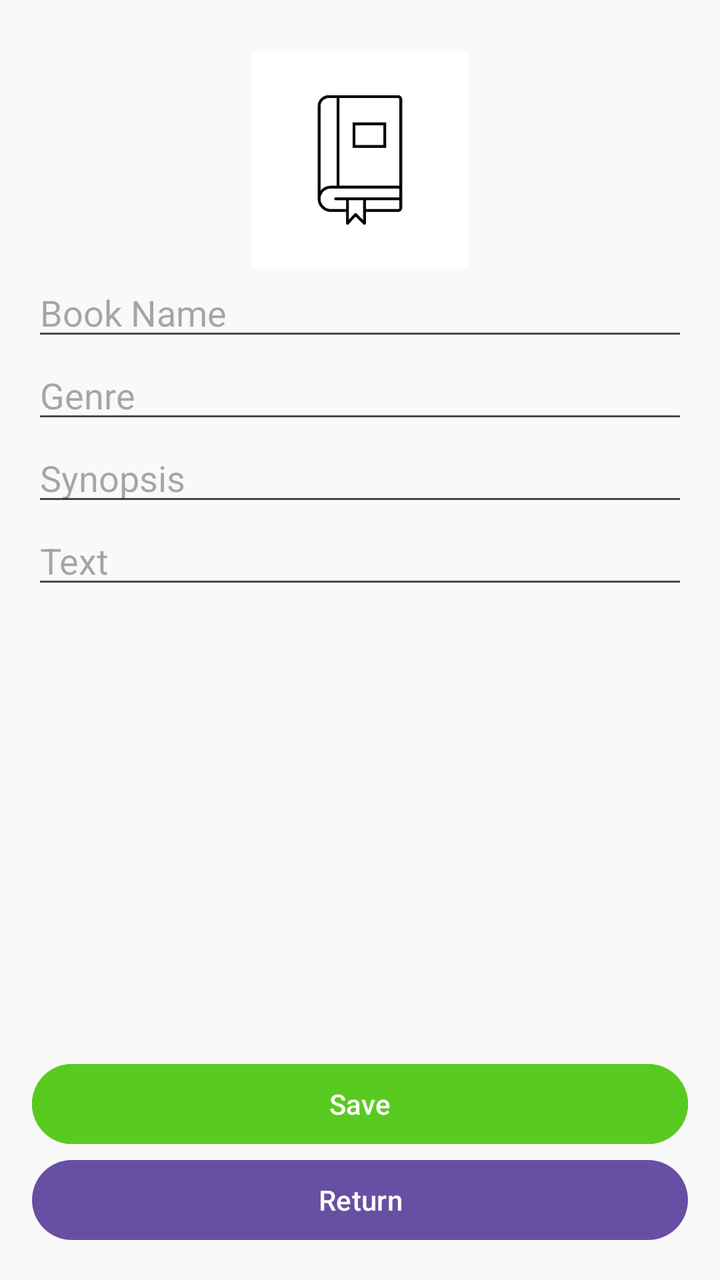
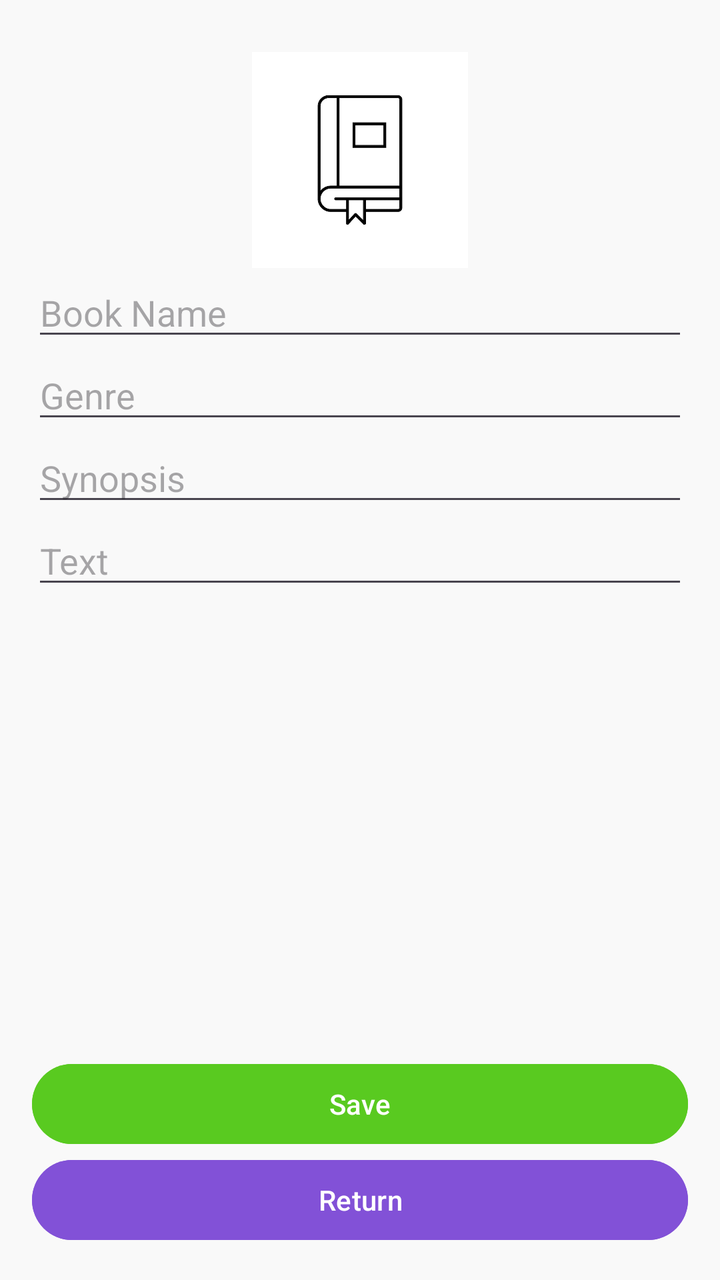

An Android layout rendered at two revisions. The XML below is the earlier revision; the diff shows what the commit changed to produce the second picture.
<!-- AndroidManifest.xml: application theme Theme.BibliotecaVirtual -->
<!-- res/layout/activity_cadastro.xml -->
<?xml version="1.0" encoding="utf-8"?>
<androidx.constraintlayout.widget.ConstraintLayout xmlns:android="http://schemas.android.com/apk/res/android"
    xmlns:tools="http://schemas.android.com/tools"
    android:layout_width="match_parent"
    android:layout_height="match_parent"
    xmlns:app="http://schemas.android.com/apk/res-auto"
    android:orientation="vertical"
    android:background="#F9F9F9"
    android:padding="16dp"
    tools:context=".ui.CadastroActivity">
    <ImageView
        android:id="@+id/imgFoto"
        android:layout_width="108dp"
        android:layout_height="108dp"
        android:src="@drawable/default_icon"
        android:layout_marginTop="10dp"
        app:layout_constraintTop_toTopOf="parent"
        app:layout_constraintStart_toStartOf="parent"
        app:layout_constraintEnd_toEndOf="parent"/>
    <EditText
        android:id="@+id/edtNome"
        android:layout_width="0dp"
        android:layout_height="wrap_content"
        android:hint="@string/book_name"
        android:inputType="text"
        app:layout_constraintStart_toStartOf="parent"
        app:layout_constraintEnd_toEndOf="parent"
        app:layout_constraintTop_toBottomOf="@id/imgFoto"/>
    <EditText
        android:id="@+id/edtGenero"
        android:layout_width="0dp"
        android:layout_height="wrap_content"
        android:hint="@string/book_genre"
        android:inputType="text"
        app:layout_constraintStart_toStartOf="parent"
        app:layout_constraintEnd_toEndOf="parent"
        app:layout_constraintTop_toBottomOf="@id/edtNome"/>
    <EditText
        android:id="@+id/edtSinopse"
        android:layout_width="0dp"
        android:layout_height="wrap_content"
        android:hint="@string/book_synopsis"
        android:inputType="text"
        app:layout_constraintStart_toStartOf="parent"
        app:layout_constraintEnd_toEndOf="parent"
        app:layout_constraintTop_toBottomOf="@id/edtGenero"/>
    <EditText
        android:id="@+id/edtTexto"
        android:layout_width="0dp"
        android:layout_height="wrap_content"
        android:maxHeight="350dp"
        android:hint="@string/book_text"
        android:inputType="none"
        app:layout_constraintStart_toStartOf="parent"
        app:layout_constraintEnd_toEndOf="parent"
        app:layout_constraintTop_toBottomOf="@id/edtSinopse"/>
    <Button
        android:id="@+id/btnSalvar"
        android:layout_width="0dp"
        android:layout_height="wrap_content"
        android:text="@string/save"
        android:backgroundTint="@color/ui_proceed_button"
        app:layout_constraintStart_toStartOf="parent"
        app:layout_constraintEnd_toEndOf="parent"
        app:layout_constraintBottom_toTopOf="@+id/btnVoltar"/>
    <Button
        android:id="@+id/btnVoltar"
        android:layout_width="0dp"
        android:layout_height="wrap_content"
        android:text="@string/ui_return"
        app:layout_constraintStart_toStartOf="parent"
        app:layout_constraintEnd_toEndOf="parent"
        app:layout_constraintBottom_toBottomOf="parent"/>

</androidx.constraintlayout.widget.ConstraintLayout>
<!-- resources referenced by this layout -->
<resources>
  <color name="ui_proceed_button">@color/light_green</color>
  <!-- drawable default_icon: png bitmap (drawable-nodpi, 6695 bytes) -->
  <string name="book_genre">Genre</string>
  <string name="book_name">Book Name</string>
  <string name="book_synopsis">Synopsis</string>
  <string name="book_text">Text</string>
  <string name="save">Save</string>
  <string name="ui_return">Return</string>
  <style name="Theme.BibliotecaVirtual" parent="Base.Theme.BibliotecaVirtual" />
  <color name="light_green">#59CA20</color>
  <style name="Base.Theme.BibliotecaVirtual" parent="Theme.Material3.DayNight.NoActionBar">
          
          
  
      </style>
</resources>

<!-- the commit's change to res/layout/activity_cadastro.xml (unified diff, before → after) -->
@@ -5,7 +5,7 @@
     android:layout_height="match_parent"
     xmlns:app="http://schemas.android.com/apk/res-auto"
     android:orientation="vertical"
-    android:background="#F9F9F9"
+    android:background="@color/ui_background"
     android:padding="16dp"
     tools:context=".ui.CadastroActivity">
     <ImageView
@@ -68,6 +68,7 @@
         android:layout_width="0dp"
         android:layout_height="wrap_content"
         android:text="@string/ui_return"
+        android:backgroundTint="@color/ui_standard_button"
         app:layout_constraintStart_toStartOf="parent"
         app:layout_constraintEnd_toEndOf="parent"
         app:layout_constraintBottom_toBottomOf="parent"/>
<!-- resource entries referenced after the edit -->
@@ -1,6 +1,8 @@
 <!-- resources referenced by this layout -->
 <resources>
+  <color name="ui_background">@color/white</color>
   <color name="ui_proceed_button">@color/light_green</color>
+  <color name="ui_standard_button">@color/light_purple</color>
   <!-- drawable default_icon: png bitmap (drawable-nodpi, 6695 bytes) -->
   <string name="book_genre">Genre</string>
   <string name="book_name">Book Name</string>
@@ -9,7 +11,9 @@
   <string name="save">Save</string>
   <string name="ui_return">Return</string>
   <style name="Theme.BibliotecaVirtual" parent="Base.Theme.BibliotecaVirtual" />
+  <color name="white">#F9F9F9</color>
   <color name="light_green">#59CA20</color>
+  <color name="light_purple">#8251D7</color>
   <style name="Base.Theme.BibliotecaVirtual" parent="Theme.Material3.DayNight.NoActionBar">
           
           
